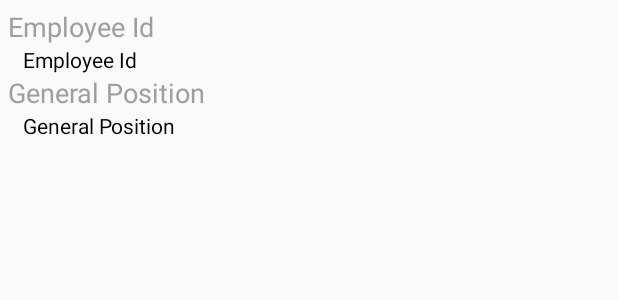
After one commit to fahimshahrierrasel/hr_management, an Android app: the layout content_employee_details.xml on its own in the app's theme, with its tools: preview values and no code run, on a phone screen of 412 x 824 dp. The commit adds this screen. Shown: the top 300 px of the screen. Run offline under Robolectric (Android 15) with nearby library versions, the phone set to English and light mode, and no system bars.

Commit message:
Employee Details add.

```diff
--- a/app/src/main/java/com/treebricks/hrmanagement/MainActivity.java
+++ b/app/src/main/java/com/treebricks/hrmanagement/MainActivity.java
@@ -137,7 +137,7 @@ public class MainActivity extends AppCompatActivity {
         ProfileDrawerItem accountProfile = new ProfileDrawerItem()
                 .withName("Md. Fahim Shahrier Rasel")
                 .withEmail("Developer")
-                .withIcon(R.drawable.ic_launcher_foreground);
+                .withIcon(R.drawable.potrait);
 
         AccountHeader accountHeader = new AccountHeaderBuilder().withActivity(MainActivity.this)
                 .withHeaderBackground(SeasonImage.getThisSeasonImage(MainActivity.this))
--- a/app/src/main/res/layout/activity_main.xml
+++ b/app/src/main/res/layout/activity_main.xml
@@ -22,8 +22,8 @@
 
     <FrameLayout
         android:id="@+id/fragment_placeholder"
-        android:layout_marginTop="?attr/actionBarSize"
         android:layout_width="match_parent"
-        android:layout_height="match_parent"/>
+        android:layout_height="match_parent"
+        android:layout_marginTop="?attr/actionBarSize"/>
 
 </android.support.design.widget.CoordinatorLayout>
--- /dev/null
+++ b/app/src/main/res/layout/content_employee_details.xml
@@ -0,0 +1,53 @@
+<?xml version="1.0" encoding="utf-8"?>
+<android.support.v4.widget.NestedScrollView xmlns:android="http://schemas.android.com/apk/res/android"
+    xmlns:app="http://schemas.android.com/apk/res-auto"
+    android:layout_width="match_parent"
+    android:layout_height="match_parent"
+    app:layout_behavior="@string/appbar_scrolling_view_behavior">
+
+    <LinearLayout
+        android:layout_width="match_parent"
+        android:layout_height="match_parent"
+        android:layout_margin="5dp"
+        android:orientation="vertical">
+
+        <TextView
+            android:layout_width="wrap_content"
+            android:layout_height="wrap_content"
+            android:text="@string/employee_id"
+            android:textAppearance="@style/TextAppearance.AppCompat.Medium"
+            android:textColor="@color/md_grey_500" />
+
+        <TextView
+            android:id="@+id/tv_employee_id"
+            android:layout_width="wrap_content"
+            android:layout_height="wrap_content"
+            android:layout_marginStart="10dp"
+            android:text="@string/employee_id"
+            android:textAppearance="@style/TextAppearance.AppCompat.Small"
+            android:textColor="@color/md_black_1000" />
+
+        <TextView
+            android:layout_width="wrap_content"
+            android:layout_height="wrap_content"
+            android:text="@string/designation"
+            android:textAppearance="@style/TextAppearance.AppCompat.Medium"
+            android:textColor="@color/md_grey_500" />
+
+        <TextView
+            android:id="@+id/tv_employee_designation"
+            android:layout_width="wrap_content"
+            android:layout_height="wrap_content"
+            android:layout_marginStart="10dp"
+            android:text="@string/designation"
+            android:textAppearance="@style/TextAppearance.AppCompat.Small"
+            android:textColor="@color/md_black_1000" />
+
+        <android.support.v7.widget.RecyclerView
+            android:id="@+id/rv_employee_info"
+            android:layout_width="match_parent"
+            android:layout_height="wrap_content"
+            android:layout_marginTop="10dp" />
+
+    </LinearLayout>
+</android.support.v4.widget.NestedScrollView>
--- a/app/src/main/res/layout/employee_profile_card_layout.xml
+++ b/app/src/main/res/layout/employee_profile_card_layout.xml
@@ -20,7 +20,8 @@
             android:layout_width="85dp"
             android:layout_height="85dp"
             android:contentDescription="@string/employee_image"
-            android:src="@drawable/ic_launcher_background"
+            android:src="@drawable/potrait"
+            android:scaleType="centerCrop"
             app:layout_constraintLeft_toLeftOf="parent"
             app:layout_constraintTop_toTopOf="parent" />
 
--- a/app/src/main/res/values/strings.xml
+++ b/app/src/main/res/values/strings.xml
@@ -26,4 +26,6 @@
     <string name="email">johnqpublic@example.com</string>
     <string name="designation">General Position</string>
     <string name="employee_image">Employee Image</string>
+    <string name="employee_id">Employee Id</string>
+    <string name="far_far_away">Far far away, behind the word mountains, far from the countries Vokalia and Consonantia, there live the blind texts. Separated they live in Bookmarksgrove right at the coast of the Semantics, a large language ocean. A small river named Duden flows by their place and supplies it with the necessary regelialia. It is a paradisematic country, in which roasted parts of sentences fly into your mouth. Even the all-powerful Pointing has no control about the blind texts it is an almost unorthographic life One day however a small line of blind text by the name of Lorem Ipsum decided to leave for the far World of Grammar. The Big Oxmox advised her not to do so, because there were thousands of bad Commas, wild Question Marks and devious Semikoli, but the Little Blind Text didn’t listen. She packed her seven versalia, put her initial into the belt and made herself on the way. When she reached the first hills of the Italic Mountains, she had a last view back on the skyline of her hometown Bookmarksgrove, the headline of Alphabet Village and the subline of her own road, the Line Lane. Pityful a rethoric question ran over her cheek, then</string>
 </resources>
```
Also changed, not shown: app/src/main/java/com/treebricks/hrmanagement/adapters/EmployeeListRecyclerViewAdapter.java (+13 -1 lines), app/src/main/java/com/treebricks/hrmanagement/adapters/ProfileContentRecyclerViewAdapter.java (added, +65 -0 lines), app/src/main/java/com/treebricks/hrmanagement/fragments/EmployeeDetailsFragment.java (added, +42 -0 lines), app/src/main/java/com/treebricks/hrmanagement/models/ProfileContent.java (added, +37 -0 lines), app/src/main/res/drawable/ic_call_black_24dp.xml (added, +9 -0 lines), app/src/main/res/drawable/ic_location_black_24dp.xml (added, +9 -0 lines), app/src/main/res/drawable/ic_mail_black_24dp.xml (added, +9 -0 lines), app/src/main/res/layout/fragment_employee_details.xml (added, +56 -0 lines), app/src/main/res/layout/item_divider.xml (added, +7 -0 lines), app/src/main/res/layout/profile_content_card_layout.xml (added, +54 -0 lines), app/src/main/res/drawable-nodpi/potrait.jpg (added).
